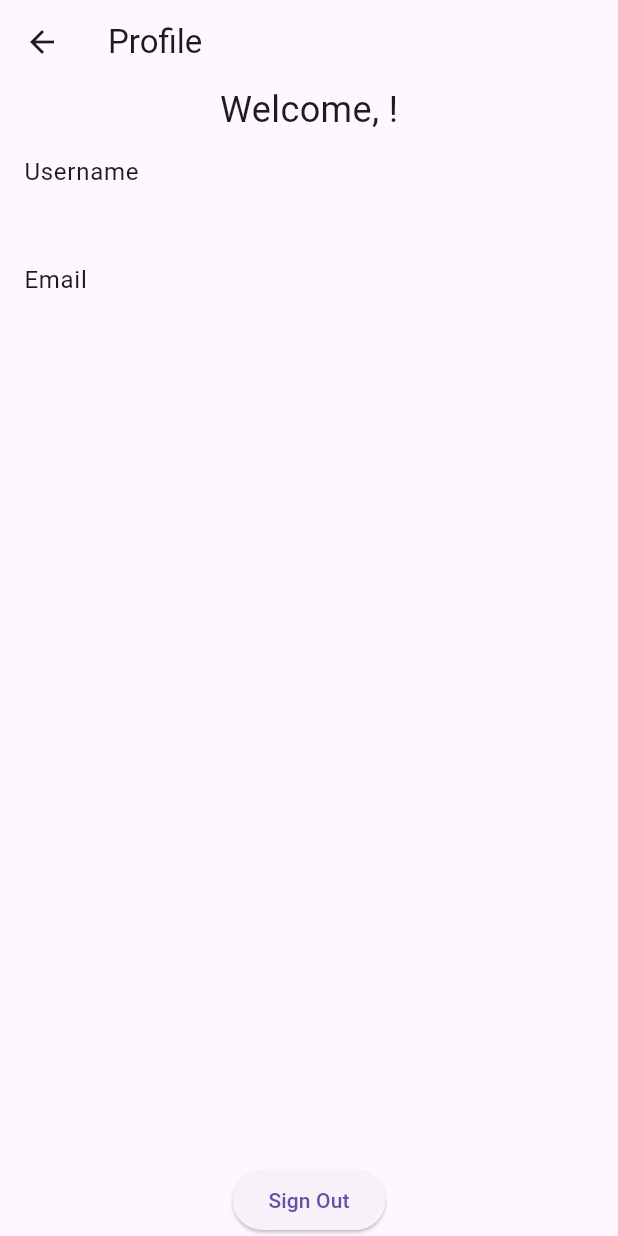
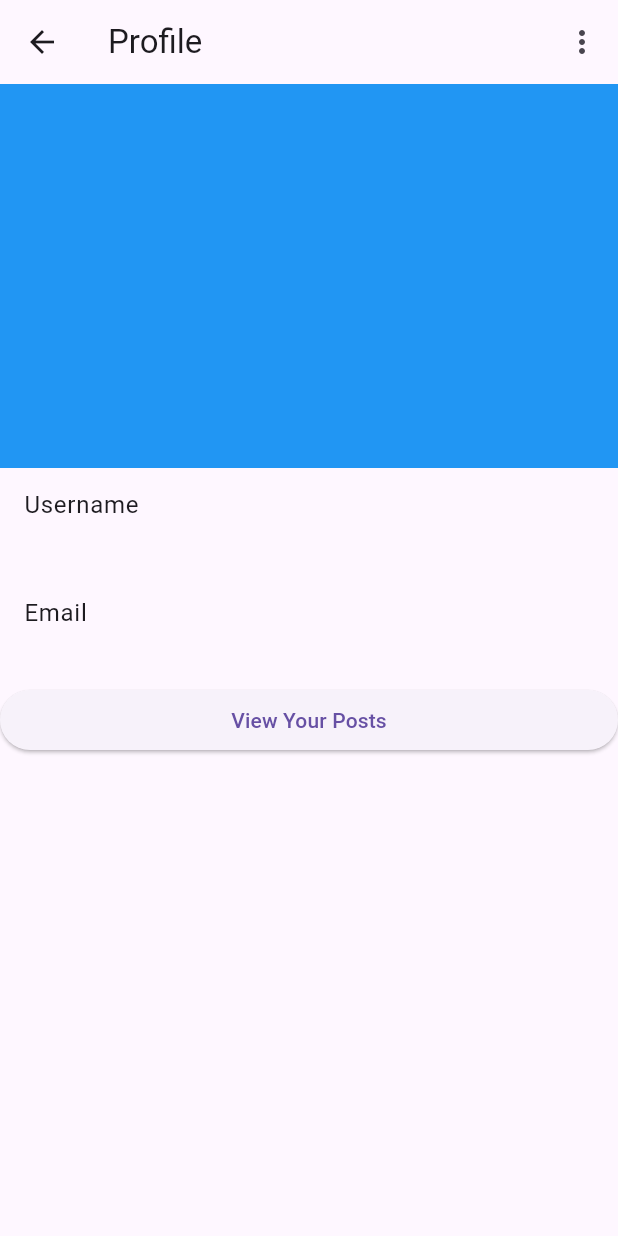
Before and after one commit to simonlewi5/prompt-share-pro, a Flutter app: the ProfileScreen screen opened directly, on a phone screen of 412 x 824 dp. Run offline on Flutter 3.47's test engine with Material 3 defaults, Android fonts, the phone set to English and light mode, and no system bars; our stand-ins replace image_picker, logger, shared_preferences; missing offline and left inert: dart_jsonwebtoken; accounts and stored records are empty.

Commit message:
change profile screen layout + added view posts by user

```diff
--- a/flutter_app/lib/features/auth/views/profile_screen.dart
+++ b/flutter_app/lib/features/auth/views/profile_screen.dart
@@ -4,6 +4,7 @@ import 'package:logger/logger.dart';
 import 'package:provider/provider.dart';
 import 'package:flutter_app/core/services/user_state.dart';
 import 'package:shared_preferences/shared_preferences.dart';
+import 'package:flutter_app/features/post/views/user_posts_screen.dart';
 
 var logger = Logger();
 
@@ -41,16 +42,41 @@ class ProfileScreenState extends State<ProfileScreen> {
     return Scaffold(
       appBar: AppBar(
         title: const Text('Profile'),
+        actions: [
+          PopupMenuButton<String>(
+            onSelected: (String value) {
+              if (value == 'Edit Profile') {
+                // we have to add edit profile feature
+              } else if (value == 'Sign Out') {
+                signOut();
+              }
+            },
+            itemBuilder: (BuildContext context) {
+              return {'Edit Profile', 'Sign Out'}.map((String choice) {
+                return PopupMenuItem<String>(
+                  value: choice,
+                  child: Text(choice),
+                );
+              }).toList();
+            },
+          ),
+        ],
       ),
       body: Center(
         child: Column(
-          mainAxisAlignment: MainAxisAlignment.center,
+          mainAxisAlignment: MainAxisAlignment.start,
           children: [
-            Text(
-              'Welcome, ${userState.username}!',
-              style: const TextStyle(fontSize: 24),
+            Expanded(
+              flex: 1,
+              child: Container(
+                color: Colors.blue,
+                height: 100,
+              ),
             ),
             Expanded(
+              flex: 2,
+              child: SizedBox(
+                height: 200,
                 child: ListView(
                   children: [
                     ListTile(
@@ -61,13 +87,22 @@ class ProfileScreenState extends State<ProfileScreen> {
                       title: const Text('Email'),
                       subtitle: Text(userState.email),
                     ),
+                    ElevatedButton(
+                      // change width of button
+                      onPressed: () {
+                        Navigator.push(
+                          context,
+                          MaterialPageRoute(
+                            builder: (context) => UserPostsScreen(email: userState.email),
+                          ),
+                        );
+                      },
+                      child: const Text('View Your Posts'),
+                    ),
                   ],
                 ),
               ),
-            ElevatedButton(
-                onPressed: signOut,
-                child: const Text('Sign Out')
-            )
+            ),
           ],
         ),
       ),
```
Lines whose indentation alone changed are shown as unchanged.
